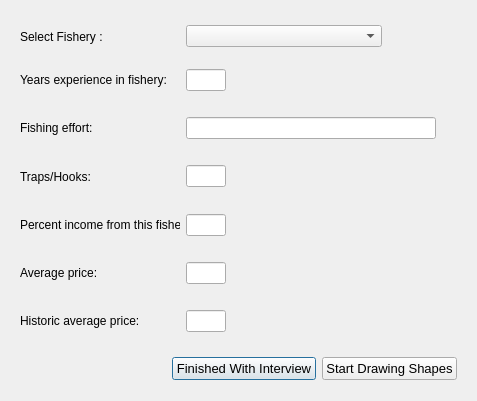
Before: the Qt Designer form oom_norcal_comm/Interview/selectfishery.ui in Ecotrust/openoceanmap-desktop, drawn with Qt 5.
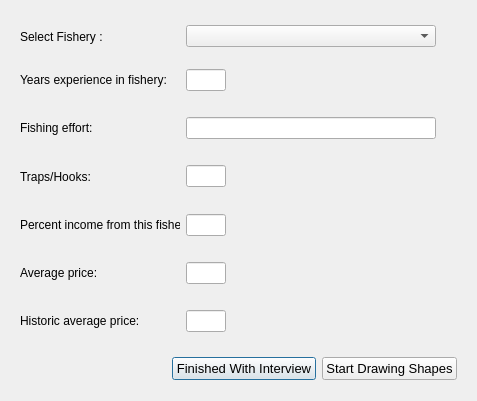
After: the same form once the commit is applied.

Commit message: prelim fishery list for norcal comm

```diff
--- a/oom_norcal_comm/Interview/selectfishery.ui
+++ b/oom_norcal_comm/Interview/selectfishery.ui
@@ -55,6 +55,18 @@
         </item>
         <item>
          <widget class="QComboBox" name="fishery_comboBox" >
+          <property name="minimumSize" >
+           <size>
+            <width>250</width>
+            <height>0</height>
+           </size>
+          </property>
+          <property name="maximumSize" >
+           <size>
+            <width>250</width>
+            <height>16777215</height>
+           </size>
+          </property>
           <item>
            <property name="text" >
             <string/>
```
Left out of the diff: 41 changed lines with no effect on the pictures. The commit also changes 2 other files.
